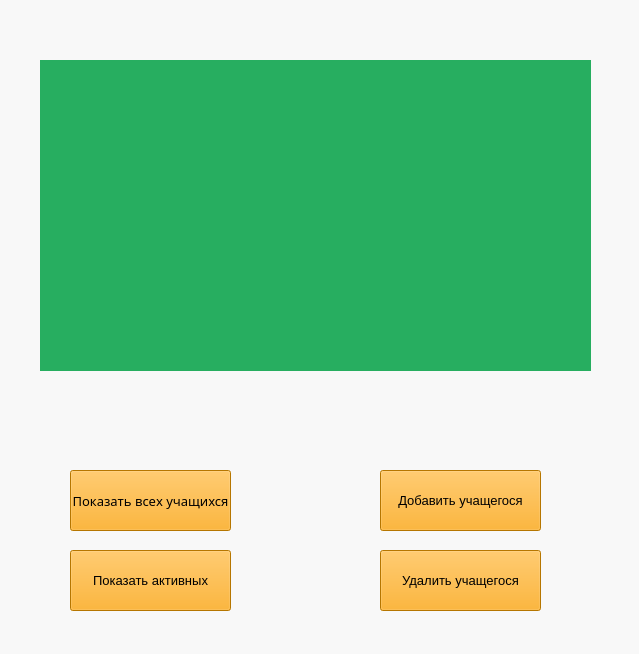
This is Assistant.ui in BackDad/Diploma_GB as Qt 5 draws it before an edit. The edited form follows.
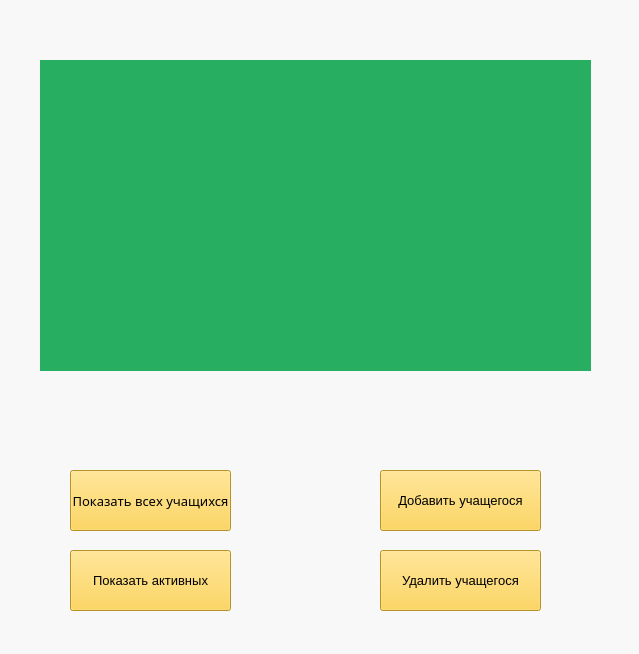
This is the edited form. Icons and pictures are not drawn.

Commit message: rename all buttons

Patch:
```diff
--- a/Assistant.ui
+++ b/Assistant.ui
@@ -25,9 +25,9 @@
      <colorrole role="Button">
       <brush brushstyle="SolidPattern">
        <color alpha="255">
-        <red>171</red>
+        <red>248</red>
         <green>248</green>
-        <blue>27</blue>
+        <blue>248</blue>
        </color>
       </brush>
      </colorrole>
@@ -97,18 +97,18 @@
      <colorrole role="Base">
       <brush brushstyle="SolidPattern">
        <color alpha="255">
-        <red>255</red>
-        <green>255</green>
-        <blue>255</blue>
+        <red>248</red>
+        <green>248</green>
+        <blue>248</blue>
        </color>
       </brush>
      </colorrole>
      <colorrole role="Window">
       <brush brushstyle="SolidPattern">
        <color alpha="255">
-        <red>171</red>
+        <red>248</red>
         <green>248</green>
-        <blue>27</blue>
+        <blue>248</blue>
        </color>
       </brush>
      </colorrole>
@@ -162,9 +162,9 @@
      <colorrole role="Button">
       <brush brushstyle="SolidPattern">
        <color alpha="255">
-        <red>171</red>
+        <red>248</red>
         <green>248</green>
-        <blue>27</blue>
+        <blue>248</blue>
        </color>
       </brush>
      </colorrole>
@@ -234,18 +234,18 @@
      <colorrole role="Base">
       <brush brushstyle="SolidPattern">
        <color alpha="255">
-        <red>255</red>
-        <green>255</green>
-        <blue>255</blue>
+        <red>248</red>
+        <green>248</green>
+        <blue>248</blue>
        </color>
       </brush>
      </colorrole>
      <colorrole role="Window">
       <brush brushstyle="SolidPattern">
        <color alpha="255">
-        <red>171</red>
+        <red>248</red>
         <green>248</green>
-        <blue>27</blue>
+        <blue>248</blue>
        </color>
       </brush>
      </colorrole>
@@ -299,9 +299,9 @@
      <colorrole role="Button">
       <brush brushstyle="SolidPattern">
        <color alpha="255">
-        <red>171</red>
+        <red>248</red>
         <green>248</green>
-        <blue>27</blue>
+        <blue>248</blue>
        </color>
       </brush>
      </colorrole>
@@ -371,18 +371,18 @@
      <colorrole role="Base">
       <brush brushstyle="SolidPattern">
        <color alpha="255">
-        <red>171</red>
+        <red>248</red>
         <green>248</green>
-        <blue>27</blue>
+        <blue>248</blue>
        </color>
       </brush>
      </colorrole>
      <colorrole role="Window">
       <brush brushstyle="SolidPattern">
        <color alpha="255">
-        <red>171</red>
+        <red>248</red>
         <green>248</green>
-        <blue>27</blue>
+        <blue>248</blue>
        </color>
       </brush>
      </colorrole>
@@ -447,7 +447,8 @@
     </font>
    </property>
    <property name="styleSheet">
-    <string notr="true">background-color: rgb(255, 165, 0);</string>
+    <string notr="true">background-color: rgb(255, 165, 0);
+background-color: rgb(255, 205, 52);</string>
    </property>
    <property name="text">
     <string>Показать всех учащихся</string>
@@ -474,7 +475,8 @@
     </font>
    </property>
    <property name="styleSheet">
-    <string notr="true">background-color: rgb(255, 165, 0);</string>
+    <string notr="true">background-color: rgb(255, 165, 0);
+background-color: rgb(255, 205, 52);</string>
    </property>
    <property name="text">
     <string>Добавить учащегося</string>
@@ -495,7 +497,8 @@
     </font>
    </property>
    <property name="styleSheet">
-    <string notr="true">background-color: rgb(255, 165, 0);</string>
+    <string notr="true">background-color: rgb(255, 165, 0);
+background-color: rgb(255, 205, 52);</string>
    </property>
    <property name="text">
     <string>Удалить учащегося</string>
@@ -519,7 +522,8 @@
     <bool>false</bool>
    </property>
    <property name="styleSheet">
-    <string notr="true">background-color: rgb(255, 165, 0);</string>
+    <string notr="true">background-color: rgb(255, 165, 0);
+background-color: rgb(255, 205, 52);</string>
    </property>
    <property name="text">
     <string>Показать активных</string>
```
Left out of the diff: 18 changed lines with no effect on the pictures.
